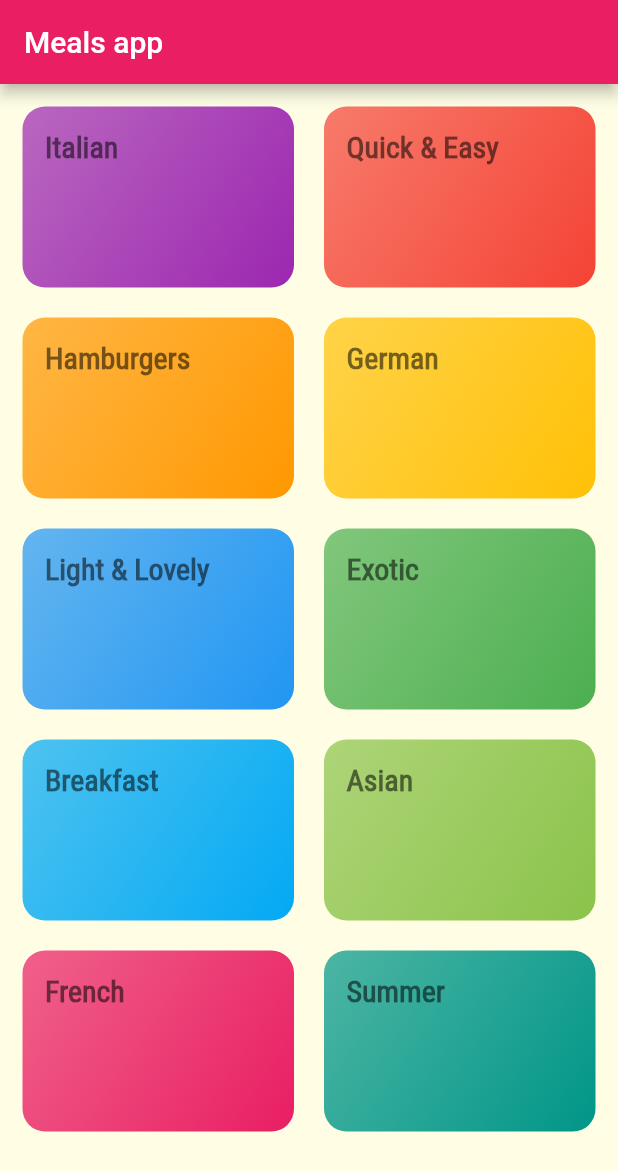
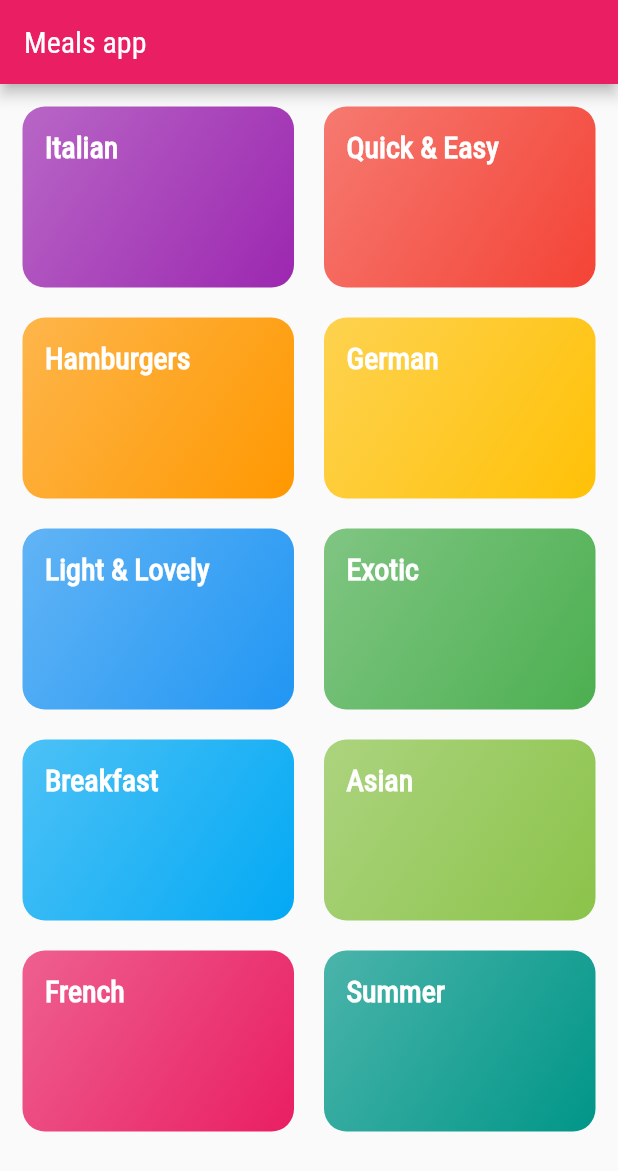
Before and after one commit to MahmoudNafea/flutter_meals_app, a Flutter app: the screen it shows after launch, on a phone screen of 412 x 824 dp. Shown: the top 1171 px of the screen. Run offline on Flutter 3.47's test engine with Material 2 defaults, Android fonts, the phone set to English and light mode, and no system bars.

Commit message:
navidation to category meals

```diff
--- a/lib/categories.dart
+++ b/lib/categories.dart
@@ -7,7 +7,10 @@ class CategoriesScreen extends StatelessWidget {
   Widget build(BuildContext context) {
     return Scaffold(
       appBar: AppBar(
-        title: Text('Meals app'),
+        title: Text(
+          'Meals app',
+          style: TextStyle(fontFamily: 'RobotoCondensed'),
+        ),
       ),
       body: GridView(
         padding: EdgeInsets.all(15),
--- a/lib/category_item.dart
+++ b/lib/category_item.dart
@@ -1,4 +1,5 @@
 import 'package:flutter/material.dart';
+import './category_meals.dart';
 
 class Categoryitem extends StatelessWidget {
   final String title;
@@ -6,9 +7,21 @@ class Categoryitem extends StatelessWidget {
 
   Categoryitem(this.title, this.color);
 
+  void selectCategory(BuildContext ctx) {
+    Navigator.of(ctx).push(
+      MaterialPageRoute(builder: (_) {
+        return CategoryMeals();
+      }),
+    );
+  }
+
   @override
   Widget build(BuildContext context) {
-    return Container(
+    return InkWell(
+      onTap: () => selectCategory(context),
+      splashColor: Theme.of(context).primaryColor,
+      borderRadius: BorderRadius.circular(15),
+      child: Container(
         padding: EdgeInsets.all(15),
         child: Text(
           title,
@@ -24,6 +37,7 @@ class Categoryitem extends StatelessWidget {
               end: Alignment.bottomRight,
             ),
             borderRadius: BorderRadius.circular(15)),
+      ),
     );
   }
 }
--- a/lib/main.dart
+++ b/lib/main.dart
@@ -4,15 +4,18 @@ import './categories.dart';
 void main() => runApp(MyApp());
 
 class MyApp extends StatelessWidget {
+  final ThemeData theme = ThemeData();
+
   @override
   Widget build(BuildContext context) {
     return MaterialApp(
       title: 'DeliMeals',
-      theme: ThemeData(
-        primarySwatch: Colors.pink,
-// accentColor: ,  find alternative for accent color
+      theme: theme.copyWith(
+        colorScheme: theme.colorScheme.copyWith(
+          primary: Colors.pink,
+          secondary: Colors.amber,
+        ),
         canvasColor: Color.fromRGBO(255, 254, 229, 1),
-        fontFamily: 'Raleway',
         textTheme: ThemeData.light().textTheme.copyWith(
               bodyText1: TextStyle(color: Color.fromRGBO(20, 51, 51, 1)),
               bodyText2: TextStyle(color: Color.fromRGBO(20, 51, 51, 1)),
```
Also changed, not shown: lib/category_meals.dart (added, +15 -0 lines). Lines whose indentation alone changed are shown as unchanged.
